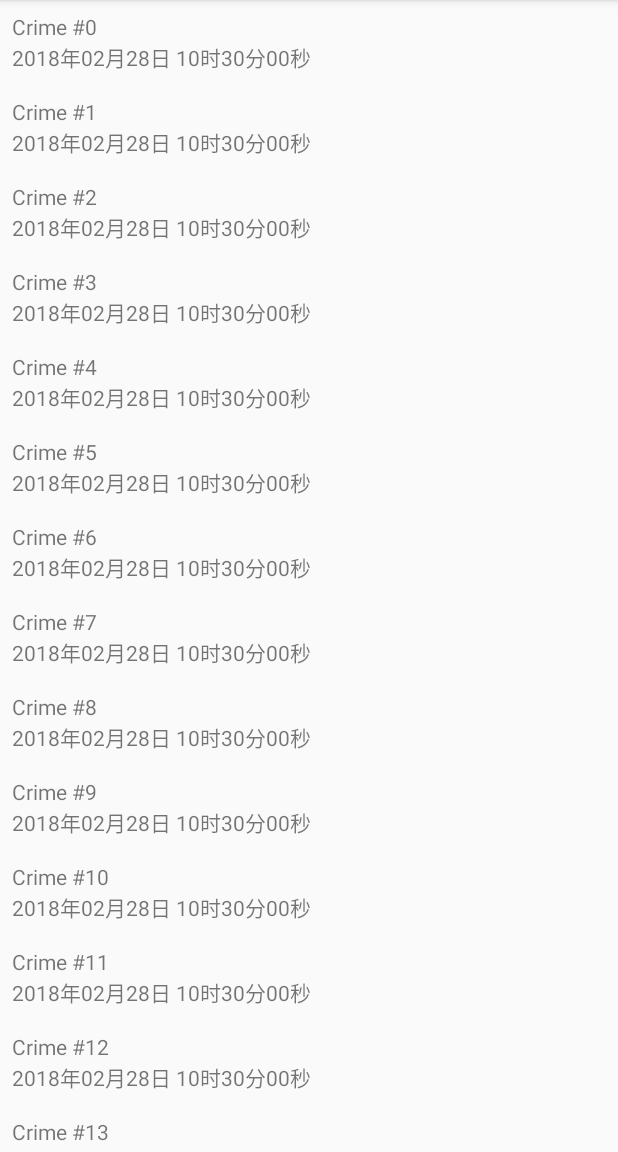
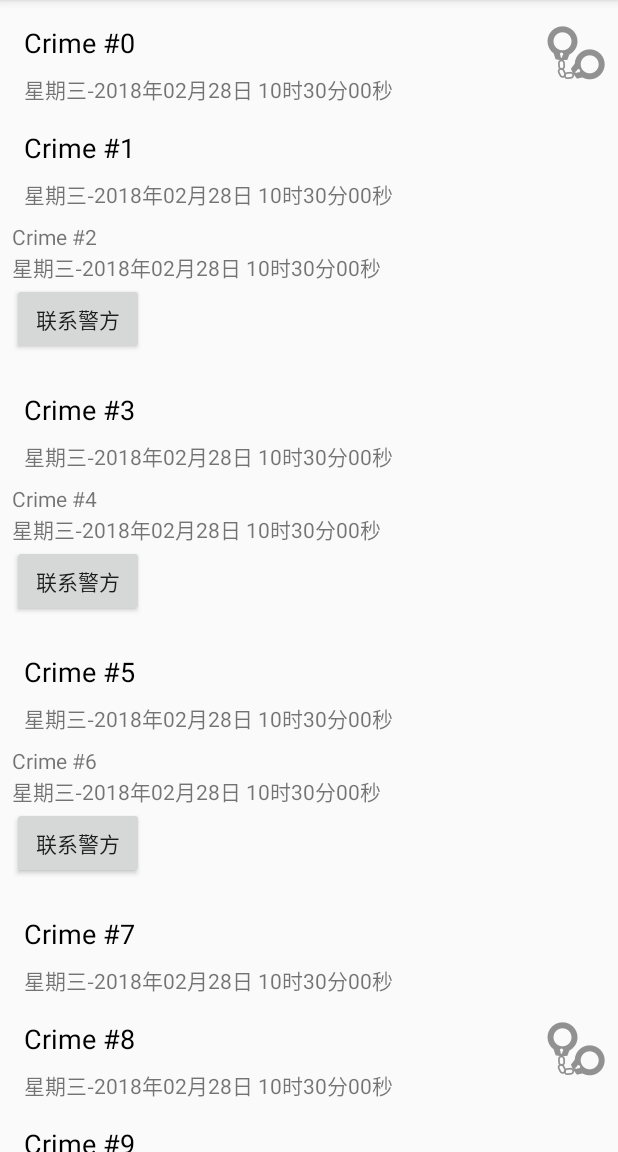
Before and after one commit to maoqitian/MaoCriminalIntent, an Android app: the screen it shows after launch (CrimeListActivity), on a phone screen of 412 x 824 dp, the part 84-1236 px from its top. Run offline under Robolectric (Android 15) with nearby library versions, the phone set to English and light mode, and no system bars.

Commit message:
添加recyclerView item 显示样式，日期格式优化

```diff
--- a/app/src/main/java/mao/com/maocriminalintent/fragment/CrimeListFragment.java
+++ b/app/src/main/java/mao/com/maocriminalintent/fragment/CrimeListFragment.java
@@ -8,6 +8,7 @@ import android.support.v7.widget.RecyclerView;
 import android.view.LayoutInflater;
 import android.view.View;
 import android.view.ViewGroup;
+import android.widget.ImageView;
 import android.widget.TextView;
 import android.widget.Toast;
 
@@ -50,16 +51,18 @@ public class CrimeListFragment extends Fragment {
 
 
     //实现RecyclerView 的ViewHodler 和Adapter
-
+    //普通holder
     private class CrimeHolder extends RecyclerView.ViewHolder implements View.OnClickListener{
 
         private Crime mCrime;
         private TextView mTitleTextView;
         private TextView mDateTextView;
+        private ImageView mSolvedImageView;
         public CrimeHolder(LayoutInflater inflater,ViewGroup parent) {
             super(inflater.inflate(R.layout.list_item_crime,parent,false));
             mTitleTextView=itemView.findViewById(R.id.crime_title);
             mDateTextView=itemView.findViewById(R.id.crime_date);
+            mSolvedImageView = (ImageView) itemView.findViewById(R.id.crime_solved);
             itemView.setOnClickListener(this);
         }
 
@@ -67,6 +70,7 @@ public class CrimeListFragment extends Fragment {
              mCrime=crime;
              mTitleTextView.setText(mCrime.getmTitle());
              mDateTextView.setText(MyUtils.getFormatDate(mCrime.getmDate()));
+             mSolvedImageView.setVisibility(crime.ismSolved()?View.VISIBLE:View.GONE);
         }
 
         @Override
@@ -74,8 +78,32 @@ public class CrimeListFragment extends Fragment {
             Toast.makeText(getActivity(),mCrime.getmTitle() + " clicked!", Toast.LENGTH_SHORT).show();
         }
     }
+    //需要联系警方的holder
+    private class CrimeHolder2 extends RecyclerView.ViewHolder implements View.OnClickListener{
 
-    private class CrimeAdapter extends RecyclerView.Adapter<CrimeHolder>{
+        private Crime mCrime;
+        private TextView mTitleTextView;
+        private TextView mDateTextView;
+        public CrimeHolder2(LayoutInflater inflater,ViewGroup parent) {
+            super(inflater.inflate(R.layout.list_item_crime_2,parent,false));
+            mTitleTextView=itemView.findViewById(R.id.crime_title_2);
+            mDateTextView=itemView.findViewById(R.id.crime_date_2);
+            itemView.setOnClickListener(this);
+        }
+
+        public void bind(Crime crime){
+            mCrime=crime;
+            mTitleTextView.setText(mCrime.getmTitle());
+            mDateTextView.setText(MyUtils.getFormatDate(mCrime.getmDate()));
+        }
+
+        @Override
+        public void onClick(View view) {
+            Toast.makeText(getActivity(),mCrime.getmTitle() + " clicked2!", Toast.LENGTH_SHORT).show();
+        }
+    }
+
+    private class CrimeAdapter extends RecyclerView.Adapter<RecyclerView.ViewHolder>{
 
         private List<Crime> mCrimes;
         public CrimeAdapter(List<Crime> crimes){
@@ -83,15 +111,24 @@ public class CrimeListFragment extends Fragment {
         }
 
         @Override
-        public CrimeHolder onCreateViewHolder(ViewGroup parent, int viewType) {
+        public RecyclerView.ViewHolder onCreateViewHolder(ViewGroup parent, int viewType) {
             LayoutInflater layoutInflater=LayoutInflater.from(getActivity());
-            return new CrimeHolder(layoutInflater,parent);
+            if(viewType==0){
+                return new CrimeHolder(layoutInflater,parent);
+            }else {
+                return new CrimeHolder2(layoutInflater,parent);
+            }
+
         }
 
         @Override
-        public void onBindViewHolder(CrimeHolder holder, int position) {
+        public void onBindViewHolder(RecyclerView.ViewHolder holder, int position) {
             Crime crime = mCrimes.get(position);
-            holder.bind(crime);
+            if (holder instanceof CrimeHolder) {
+                ((CrimeHolder)holder).bind(crime);
+            } else if (holder instanceof CrimeHolder2) {
+                ((CrimeHolder2)holder).bind(crime);
+            }
         }
 
 
@@ -99,5 +136,15 @@ public class CrimeListFragment extends Fragment {
         public int getItemCount() {
             return mCrimes.size();
         }
+
+        @Override
+        public int getItemViewType(int position) {
+            Crime crime = mCrimes.get(position);
+            if (crime.getmRequiresPolice()==0){
+                return 0;
+            }else {
+                return 1;
+            }
+        }
     }
 }
--- a/app/src/main/java/mao/com/maocriminalintent/instance/CrimeLab.java
+++ b/app/src/main/java/mao/com/maocriminalintent/instance/CrimeLab.java
@@ -34,6 +34,11 @@ public class CrimeLab {
             Crime crime = new Crime();
             crime.setmTitle("Crime #" + i);
             crime.setmSolved(i % 2 == 0); // Every other one
+            if(i==2||i==4||i==6){
+                crime.setmRequiresPolice(1);
+            }else {
+                crime.setmRequiresPolice(0);
+            }
             mCrimes.add(crime);
             }
     }
--- a/app/src/main/java/mao/com/maocriminalintent/model/Crime.java
+++ b/app/src/main/java/mao/com/maocriminalintent/model/Crime.java
@@ -14,6 +14,7 @@ public class Crime {
     private String mTitle;
     private Date mDate;
     private boolean mSolved;
+    private int mRequiresPolice;
 
     public Crime(){
         mId=UUID.randomUUID();
@@ -51,4 +52,12 @@ public class Crime {
     public void setmSolved(boolean mSolved) {
         this.mSolved = mSolved;
     }
+
+    public int getmRequiresPolice() {
+        return mRequiresPolice;
+    }
+
+    public void setmRequiresPolice(int mRequiresPolice) {
+        this.mRequiresPolice = mRequiresPolice;
+    }
 }
--- a/app/src/main/java/mao/com/maocriminalintent/util/MyUtils.java
+++ b/app/src/main/java/mao/com/maocriminalintent/util/MyUtils.java
@@ -2,6 +2,7 @@ package mao.com.maocriminalintent.util;
 
 import java.text.SimpleDateFormat;
 import java.util.Date;
+import java.util.Locale;
 
 /**
  * Created by maoqi on 2018/2/25 0025.
@@ -16,7 +17,8 @@ public class MyUtils {
      * @return yyyy年MM月dd日 HH时mm分ss秒
      */
     public static String getFormatDate(Date date){
-        SimpleDateFormat formatter = new SimpleDateFormat("yyyy年MM月dd日 HH时mm分ss秒");
+        Locale locale = new Locale("zh", "CN");
+        SimpleDateFormat formatter = new SimpleDateFormat("EEEE-yyyy年MM月dd日 HH时mm分ss秒",locale);
         return formatter.format(date);
     }
 }
--- a/app/src/main/res/layout/list_item_crime.xml
+++ b/app/src/main/res/layout/list_item_crime.xml
@@ -1,23 +1,48 @@
 <?xml version="1.0" encoding="utf-8"?>
-<LinearLayout xmlns:android="http://schemas.android.com/apk/res/android"
-    android:orientation="vertical"
+<android.support.constraint.ConstraintLayout xmlns:android="http://schemas.android.com/apk/res/android"
+    xmlns:app="http://schemas.android.com/apk/res-auto"
+    xmlns:tools="http://schemas.android.com/tools"
+    android:id="@+id/linearLayout"
     android:layout_width="match_parent"
     android:layout_height="wrap_content"
-    android:padding="8dp"
-    >
+    tools:layout_editor_absoluteY="81dp">
 
     <TextView
         android:id="@+id/crime_title"
-        android:layout_width="match_parent"
+        android:layout_width="0dp"
         android:layout_height="wrap_content"
+        android:layout_marginEnd="8dp"
+        android:layout_marginStart="16dp"
+        android:layout_marginTop="16dp"
         android:text="陋习标题"
-        />
+        android:textColor="@android:color/black"
+        android:textSize="18sp"
+        app:layout_constraintEnd_toStartOf="@+id/crime_solved"
+        app:layout_constraintStart_toStartOf="parent"
+        app:layout_constraintTop_toTopOf="parent" />
 
     <TextView
         android:id="@+id/crime_date"
-        android:layout_width="match_parent"
+        android:layout_width="0dp"
         android:layout_height="wrap_content"
+        android:layout_marginEnd="8dp"
+        android:layout_marginStart="16dp"
+        android:layout_marginTop="8dp"
         android:text="陋习时间"
-        />
+        app:layout_constraintEnd_toStartOf="@+id/crime_solved"
+        app:layout_constraintStart_toStartOf="parent"
+        app:layout_constraintTop_toBottomOf="@+id/crime_title" />
 
-</LinearLayout>
+    <ImageView
+        android:id="@+id/crime_solved"
+        android:layout_width="wrap_content"
+        android:layout_height="wrap_content"
+        android:layout_marginBottom="8dp"
+        android:layout_marginEnd="8dp"
+        android:layout_marginTop="8dp"
+        app:layout_constraintBottom_toBottomOf="parent"
+        app:layout_constraintEnd_toEndOf="parent"
+        app:layout_constraintTop_toTopOf="parent"
+        app:srcCompat="@drawable/ic_solved" />
+
+</android.support.constraint.ConstraintLayout>
--- /dev/null
+++ b/app/src/main/res/layout/list_item_crime_2.xml
@@ -0,0 +1,27 @@
+<?xml version="1.0" encoding="utf-8"?>
+<LinearLayout xmlns:android="http://schemas.android.com/apk/res/android"
+    android:orientation="vertical"
+    android:layout_width="match_parent"
+    android:layout_height="wrap_content"
+    android:padding="8dp"
+    >
+
+    <TextView
+        android:id="@+id/crime_title_2"
+        android:layout_width="match_parent"
+        android:layout_height="wrap_content"
+        android:text="陋习标题"
+        />
+
+    <TextView
+        android:id="@+id/crime_date_2"
+        android:layout_width="match_parent"
+        android:layout_height="wrap_content"
+        android:text="陋习时间"
+        />
+
+    <Button
+        android:text="联系警方"
+        android:layout_width="wrap_content"
+        android:layout_height="wrap_content" />
+</LinearLayout>
```
Also changed, not shown: app/src/main/res/drawable-hdpi/ic_solved.png (added), app/src/main/res/drawable-mdpi/ic_solved.png (added), app/src/main/res/drawable-xhdpi/ic_solved.png (added), app/src/main/res/drawable-xxhdpi/ic_solved.png (added), app/src/main/res/drawable-xxxhdpi/ic_solved.png (added).
